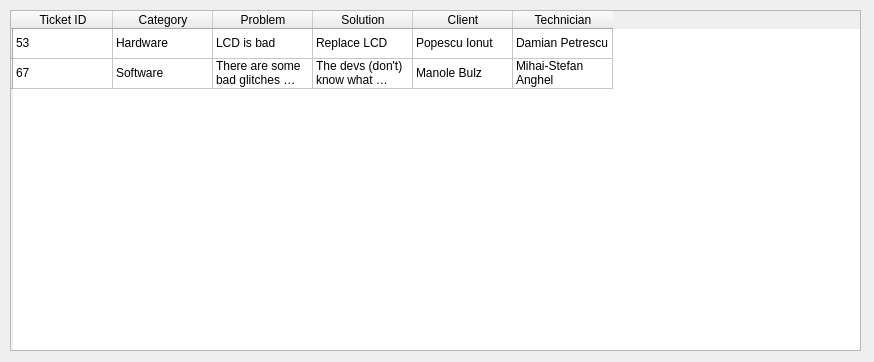
AndreiVladescu/DroidRepair-Ticketing-App, file DroidRepairQtClient/ticketviewerdialog.ui: the form before one commit.
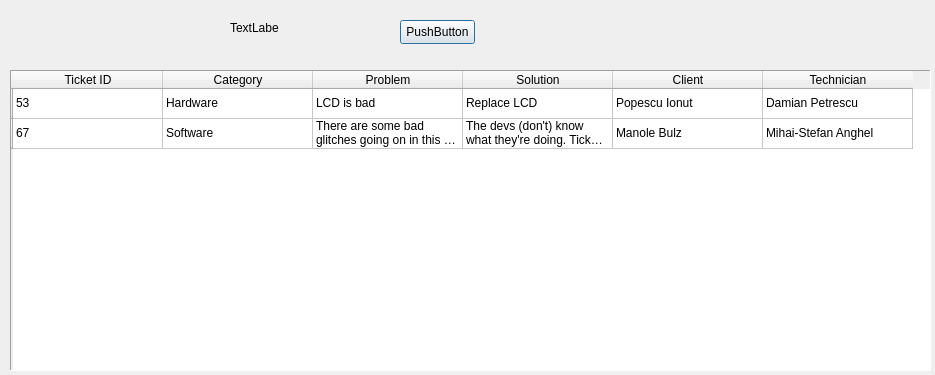
The form after the commit.

```diff
--- a/DroidRepairQtClient/ticketviewerdialog.ui
+++ b/DroidRepairQtClient/ticketviewerdialog.ui
@@ -6,8 +6,8 @@
    <rect>
     <x>0</x>
     <y>0</y>
-    <width>874</width>
-    <height>362</height>
+    <width>935</width>
+    <height>375</height>
    </rect>
   </property>
   <property name="windowTitle">
@@ -17,17 +17,47 @@
    <property name="geometry">
     <rect>
      <x>10</x>
-     <y>10</y>
-     <width>851</width>
-     <height>341</height>
+     <y>70</y>
+     <width>921</width>
+     <height>301</height>
     </rect>
    </property>
+   <property name="maximumSize">
+    <size>
+     <width>16777215</width>
+     <height>16777215</height>
+    </size>
+   </property>
+   <property name="layoutDirection">
+    <enum>Qt::LeftToRight</enum>
+   </property>
+   <property name="frameShape">
+    <enum>QFrame::Panel</enum>
+   </property>
+   <property name="frameShadow">
+    <enum>QFrame::Sunken</enum>
+   </property>
    <property name="showGrid">
     <bool>true</bool>
    </property>
    <property name="gridStyle">
     <enum>Qt::SolidLine</enum>
    </property>
+   <attribute name="horizontalHeaderCascadingSectionResizes">
+    <bool>false</bool>
+   </attribute>
+   <attribute name="horizontalHeaderDefaultSectionSize">
+    <number>150</number>
+   </attribute>
+   <attribute name="horizontalHeaderHighlightSections">
+    <bool>true</bool>
+   </attribute>
+   <attribute name="horizontalHeaderStretchLastSection">
+    <bool>false</bool>
+   </attribute>
+   <attribute name="verticalHeaderStretchLastSection">
+    <bool>false</bool>
+   </attribute>
    <row>
     <property name="text">
      <string/>
@@ -129,6 +159,32 @@
     </property>
    </item>
   </widget>
+  <widget class="QLabel" name="label">
+   <property name="geometry">
+    <rect>
+     <x>230</x>
+     <y>20</y>
+     <width>49</width>
+     <height>16</height>
+    </rect>
+   </property>
+   <property name="text">
+    <string>TextLabel</string>
+   </property>
+  </widget>
+  <widget class="QPushButton" name="pushButton">
+   <property name="geometry">
+    <rect>
+     <x>400</x>
+     <y>20</y>
+     <width>75</width>
+     <height>24</height>
+    </rect>
+   </property>
+   <property name="text">
+    <string>PushButton</string>
+   </property>
+  </widget>
  </widget>
  <resources/>
  <connections/>
```
